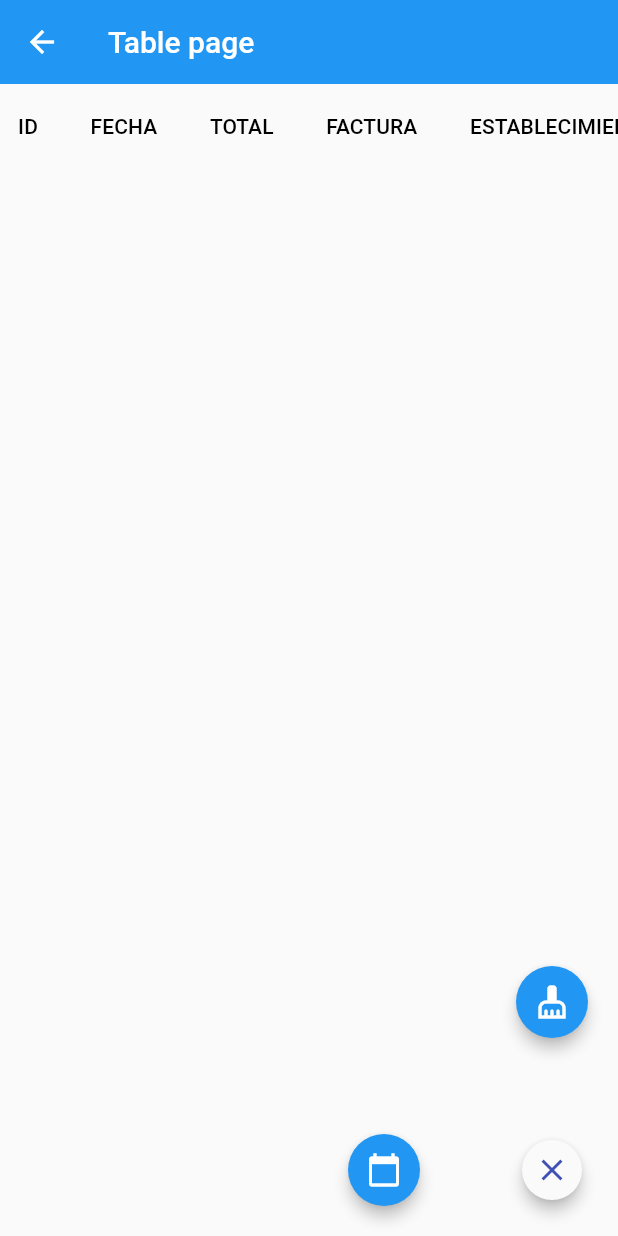
After one commit to yesenialg/Aprendiendo_Flutter, a Flutter app: the TablePage screen opened by its route, after a tap on the "close" icon, on a phone screen of 412 x 824 dp. The commit adds this screen. Run offline on Flutter 3.47's test engine with Material 2 defaults, Android fonts, the phone set to English and light mode, and no system bars; our stand-ins replace sqflite; missing offline and left inert: art_sweetalert, flutter_barcode_scanner; accounts and stored records are empty.

Commit message:
-botón de filtro y ajustes de la tabla

```diff
--- a/lector_facturas_app/lib/pages/table_enlaces.dart
+++ b/lector_facturas_app/lib/pages/table_enlaces.dart
@@ -2,6 +2,7 @@ import 'package:flutter/material.dart';
 import 'package:lector_facturas_app/models/scan_model.dart';
 import 'package:lector_facturas_app/providers/scan_list_provider.dart';
 import 'package:lector_facturas_app/utils/utils.dart';
+import 'package:lector_facturas_app/widgets/filter_button.dart';
 import 'package:provider/provider.dart';
 import 'package:flutter/rendering.dart';
 
@@ -17,44 +18,16 @@ class _EnlacesTableState extends State<EnlacesTable> {
     List scans = scanListProvider.scans;
     var sc = <ScanModel>[];
 
-    var _chosenSubCounty='Mvita';
+    var _chosenSubCounty = 'Mvita';
     return SingleChildScrollView(
       scrollDirection: Axis.horizontal,
       child: SingleChildScrollView(
         scrollDirection: Axis.vertical,
         child: Column(
           children: [
-            /*DropdownButton<String>(
-                  value: _chosenSubCounty,
-                  //elevation: 5,
-                  style: TextStyle(color: Colors.black),
 
-                  items: <String>['Mvita', 'Tudor', 'Kisauni'].map<DropdownMenuItem<String>>((String value) {
-                    return DropdownMenuItem<String>(
-                      value: value,
-                      child: Text(value, style: TextStyle(
-                          color: Colors.black,
-                          fontSize: 16,
-                          fontWeight: FontWeight.w600),
-                      ),
-                    );
-                  }).toList(),
-                  hint: Text(
-                    "Sub-County",
-                    style: TextStyle(
-                        color: Colors.black,
-                        fontSize: 16,
-                        fontWeight: FontWeight.w600),
-                  ),
-                  onChanged: (String? value) {
-                      setState(() {
-                        _chosenSubCounty = value!;
-                        scans = scans.where((element) => element.sub_county.contains(_chosenSubCounty)).toList();
 
-                      });
-                    },
 
-                ),*/
 
             DataTable(
                 sortColumnIndex: 1,
@@ -71,6 +44,9 @@ class _EnlacesTableState extends State<EnlacesTable> {
                           DataCell(Text(factura.establecimiento)),
                         ]))
                     .toList()),
+
+
+
           ],
         ),
       ),
@@ -89,7 +65,7 @@ class _EnlacesTableState extends State<EnlacesTable> {
         label: Text('TOTAL'),
       ),
       DataColumn(
-                  label: Text('NRO FACTURA'),
+        label: Text('FACTURA'),
       ),
       DataColumn(
         label: Text('ESTABLECIMIENTO'),
@@ -97,4 +73,6 @@ class _EnlacesTableState extends State<EnlacesTable> {
       ),
     ];
   }
+
+
 }
--- a/lector_facturas_app/lib/pages/table_page.dart
+++ b/lector_facturas_app/lib/pages/table_page.dart
@@ -5,6 +5,7 @@ import 'package:lector_facturas_app/pages/table_enlaces.dart';
 import 'package:lector_facturas_app/providers/db_provider.dart';
 import 'package:lector_facturas_app/providers/scan_list_provider.dart';
 import 'package:lector_facturas_app/widgets/custom_navigatorbar.dart';
+import 'package:lector_facturas_app/widgets/filter_button.dart';
 import 'package:lector_facturas_app/widgets/history_button.dart';
 import 'package:lector_facturas_app/widgets/scan_button.dart';
 import 'package:provider/provider.dart';
@@ -18,17 +19,29 @@ class TablePage extends StatelessWidget {
         elevation: 0,
         title: Text("Table page"),
       ),
-      body:
-      EnlacesTable(),
+            body: EnlacesTable()
 
-
+      ,
+      floatingActionButton: ExpandableFab(
+        distance: 112.0,
+        children: [
+          ActionButton(
+            onPressed: () {},
+            icon: const Icon(Icons.calendar_today),
+          ),
+          ActionButton(
+            onPressed:() {},
+            icon: const Icon(Icons.cleaning_services),
+          ),
+        ],
+      ),
     );
   }
 }
 
 
 
-
+//EnlacesTable(),
 class _cargarScans extends StatelessWidget {
   @override
   Widget build(BuildContext context) {
--- /dev/null
+++ b/lector_facturas_app/lib/widgets/filter_button.dart
@@ -0,0 +1,235 @@
+import 'dart:math' as math;
+import 'package:flutter/material.dart';
+
+@immutable
+class ExpandableFab extends StatefulWidget {
+  const ExpandableFab({
+    Key? key,
+    this.initialOpen,
+    required this.distance,
+    required this.children,
+  }) : super(key: key);
+
+  final bool? initialOpen;
+  final double distance;
+  final List<Widget> children;
+
+  @override
+  _ExpandableFabState createState() => _ExpandableFabState();
+}
+
+class _ExpandableFabState extends State<ExpandableFab>
+    with SingleTickerProviderStateMixin {
+  late final AnimationController _controller;
+  late final Animation<double> _expandAnimation;
+  bool _open = false;
+
+  @override
+  void initState() {
+    super.initState();
+    _open = widget.initialOpen ?? false;
+    _controller = AnimationController(
+      value: _open ? 1.0 : 0.0,
+      duration: const Duration(milliseconds: 250),
+      vsync: this,
+    );
+    _expandAnimation = CurvedAnimation(
+      curve: Curves.fastOutSlowIn,
+      reverseCurve: Curves.easeOutQuad,
+      parent: _controller,
+    );
+  }
+
+  @override
+  void dispose() {
+    _controller.dispose();
+    super.dispose();
+  }
+
+  void _toggle() {
+    setState(() {
+      _open = !_open;
+      if (_open) {
+        _controller.forward();
+      } else {
+        _controller.reverse();
+      }
+    });
+  }
+
+  @override
+  Widget build(BuildContext context) {
+    return SizedBox.expand(
+      child: Stack(
+        alignment: Alignment.bottomRight,
+        clipBehavior: Clip.none,
+        children: [
+          _buildTapToCloseFab(),
+          ..._buildExpandingActionButtons(),
+          _buildTapToOpenFab(),
+        ],
+      ),
+    );
+  }
+
+  Widget _buildTapToCloseFab() {
+    return SizedBox(
+      width: 56.0,
+      height: 56.0,
+      child: Center(
+        child: Material(
+          shape: const CircleBorder(),
+          clipBehavior: Clip.antiAlias,
+          elevation: 4.0,
+          child: InkWell(
+            onTap: _toggle,
+            child: Padding(
+              padding: const EdgeInsets.all(8.0),
+              child: Icon(
+                Icons.close,
+                color: Theme.of(context).primaryColor,
+              ),
+            ),
+          ),
+        ),
+      ),
+    );
+  }
+
+  List<Widget> _buildExpandingActionButtons() {
+    final children = <Widget>[];
+    final count = widget.children.length;
+    final step = 90.0 / (count - 1);
+    for (var i = 0, angleInDegrees = 0.0;
+        i < count;
+        i++, angleInDegrees += step) {
+      children.add(
+        _ExpandingActionButton(
+          directionInDegrees: angleInDegrees,
+          maxDistance: widget.distance,
+          progress: _expandAnimation,
+          child: widget.children[i],
+        ),
+      );
+    }
+    return children;
+  }
+
+  Widget _buildTapToOpenFab() {
+    return IgnorePointer(
+      ignoring: _open,
+      child: AnimatedContainer(
+        transformAlignment: Alignment.center,
+        transform: Matrix4.diagonal3Values(
+          _open ? 0.7 : 1.0,
+          _open ? 0.7 : 1.0,
+          1.0,
+        ),
+        duration: const Duration(milliseconds: 250),
+        curve: const Interval(0.0, 0.5, curve: Curves.easeOut),
+        child: AnimatedOpacity(
+          opacity: _open ? 0.0 : 1.0,
+          curve: const Interval(0.25, 1.0, curve: Curves.easeInOut),
+          duration: const Duration(milliseconds: 250),
+          child: FloatingActionButton(
+            onPressed: _toggle,
+            child: const Icon(Icons.filter_list),
+          ),
+        ),
+      ),
+    );
+  }
+}
+
+@immutable
+class _ExpandingActionButton extends StatelessWidget {
+  const _ExpandingActionButton({
+    Key? key,
+    required this.directionInDegrees,
+    required this.maxDistance,
+    required this.progress,
+    required this.child,
+  }) : super(key: key);
+
+  final double directionInDegrees;
+  final double maxDistance;
+  final Animation<double> progress;
+  final Widget child;
+
+  @override
+  Widget build(BuildContext context) {
+    return AnimatedBuilder(
+      animation: progress,
+      builder: (context, child) {
+        final offset = Offset.fromDirection(
+          directionInDegrees * (math.pi / 180.0),
+          progress.value * maxDistance,
+        );
+        return Positioned(
+          right: 4.0 + offset.dx,
+          bottom: 4.0 + offset.dy,
+          child: Transform.rotate(
+            angle: (1.0 - progress.value) * math.pi / 2,
+            child: child!,
+          ),
+        );
+      },
+      child: FadeTransition(
+        opacity: progress,
+        child: child,
+      ),
+    );
+  }
+}
+
+@immutable
+class ActionButton extends StatelessWidget {
+  const ActionButton({
+    Key? key,
+    this.onPressed,
+    required this.icon,
+  }) : super(key: key);
+
+  final VoidCallback? onPressed;
+  final Widget icon;
+
+  @override
+  Widget build(BuildContext context) {
+    final theme = Theme.of(context);
+    return Material(
+      shape: const CircleBorder(),
+      clipBehavior: Clip.antiAlias,
+      color: theme.accentColor,
+      elevation: 4.0,
+      child: IconTheme.merge(
+        data: theme.accentIconTheme,
+        child: IconButton(
+          onPressed: onPressed,
+          icon: icon,
+        ),
+      ),
+    );
+  }
+}
+
+@immutable
+class FakeItem extends StatelessWidget {
+  const FakeItem({
+    Key? key,
+    required this.isBig,
+  }) : super(key: key);
+
+  final bool isBig;
+
+  @override
+  Widget build(BuildContext context) {
+    return Container(
+      margin: const EdgeInsets.symmetric(vertical: 8.0, horizontal: 24.0),
+      height: isBig ? 128.0 : 36.0,
+      decoration: BoxDecoration(
+        borderRadius: const BorderRadius.all(Radius.circular(8.0)),
+        color: Colors.grey.shade300,
+      ),
+    );
+  }
+}
--- a/lector_facturas_app/pubspec.yaml
+++ b/lector_facturas_app/pubspec.yaml
@@ -38,6 +38,7 @@ dependencies:
   sweetalert: ^0.0.1
   art_sweetalert: ^0.0.5
   data_table_2: ^2.2.0
+  unicorndial: ^1.1.5
 
 dev_dependencies:
 
```
Also changed, not shown: lector_facturas_app/pubspec.lock. Lines whose indentation alone changed are shown as unchanged.
